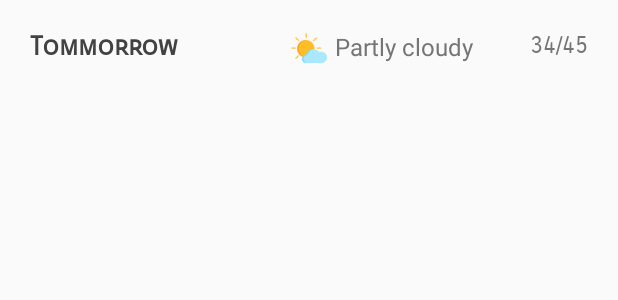
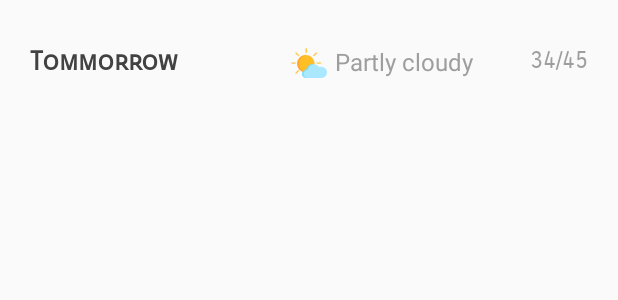
Before and after one commit to VivekNeel/Apixu-Weather, an Android app: the layout list_item_forecast.xml on its own in the app's theme, with its tools: preview values and no code run, on a phone screen of 412 x 824 dp. Shown: the top 300 px of the screen. Run offline under Robolectric (Android 15) with nearby library versions, the phone set to English and light mode, and no system bars; network calls fail.

Commit message:
UI Fixes.

```diff
--- a/app/src/main/java/com/weather/apixu/Constants.kt
+++ b/app/src/main/java/com/weather/apixu/Constants.kt
@@ -3,4 +3,4 @@ package com.weather.apixu
 /**
  * Created by vivek on 04/04/18.
  */
-const val CITY_NAME = "Bangalore"
+const val CITY_NAME = "Chennai"
--- a/app/src/main/java/com/weather/apixu/data/WeatherDetailDTO.kt
+++ b/app/src/main/java/com/weather/apixu/data/WeatherDetailDTO.kt
@@ -14,4 +14,4 @@ import java.util.ArrayList
 data class ForecastDay @ParcelConstructor constructor(val maxTemp: String, val minTemp: String, val date: String, val conditionText: String, val conditionIcon: String)
 
 @Parcel(Parcel.Serialization.BEAN)
-data class WeatherDetailDTO @ParcelConstructor constructor(val cityName: String, val temp: Double, val forecastDays: ArrayList<ForecastDay>)
+data class WeatherDetailDTO @ParcelConstructor constructor(val cityName: String, val temp: String, val forecastDays: ArrayList<ForecastDay>)
--- a/app/src/main/res/layout/list_item_forecast.xml
+++ b/app/src/main/res/layout/list_item_forecast.xml
@@ -3,7 +3,9 @@
     xmlns:app="http://schemas.android.com/apk/res-auto"
     xmlns:tools="http://schemas.android.com/tools"
     android:layout_width="match_parent"
-    android:layout_height="wrap_content">
+    android:layout_height="wrap_content"
+    android:paddingBottom="20dp"
+    android:paddingTop="10dp">
 
     <TextView
         android:id="@+id/dateText"
@@ -33,10 +35,10 @@
         android:id="@+id/conditionText"
         android:layout_width="0dp"
         android:layout_height="wrap_content"
+        android:layout_marginLeft="5dp"
         android:layout_marginTop="20dp"
         android:ellipsize="end"
         android:maxLines="1"
-        android:layout_marginLeft="5dp"
         android:textColor="@color/colorLightGrey"
         android:textSize="@dimen/text_size_medium"
         app:layout_constraintLeft_toRightOf="@+id/conditionIcon"
--- a/app/src/main/res/values/colors.xml
+++ b/app/src/main/res/values/colors.xml
@@ -1,10 +1,10 @@
 <?xml version="1.0" encoding="utf-8"?>
 <resources>
-    <color name="colorPrimary">#3A83DA</color>
+    <color name="colorPrimary">#2f80e0</color>
     <color name="colorPrimaryDark">#2f80e0</color>
     <color name="colorAccent">#FF4081</color>
     <color name="colorWhite">#ffffff</color>
 
     <color name="colorDarkGrey">#424242</color>
-    <color name="colorLightGrey">#757575</color>
+    <color name="colorLightGrey">#9E9E9E</color>
 </resources>
```
Also changed, not shown: app/src/main/res/layout/content_forcast.xml (+10 -5 lines).
